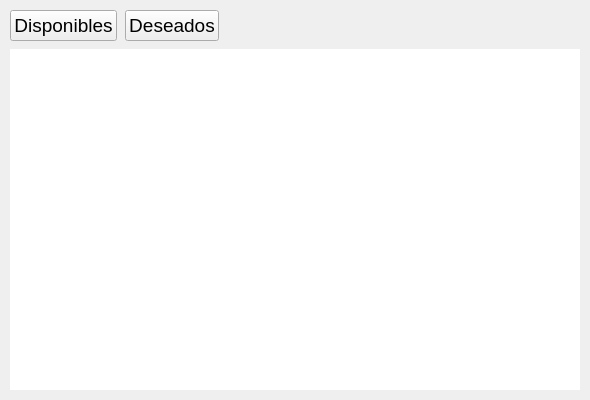
This is application-desktop/availableapplicationswidget.ui in Saul-Ortega/AeApplicationManager as Qt 5 draws it before an edit. The edited form follows.
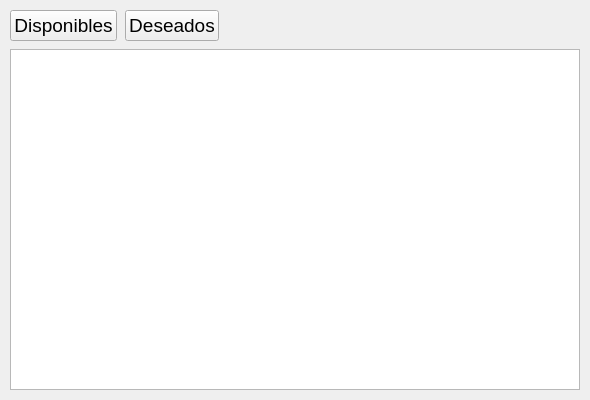
This is the edited form.

Diff of the .ui file:
```diff
--- a/application-desktop/availableapplicationswidget.ui
+++ b/application-desktop/availableapplicationswidget.ui
@@ -114,7 +114,7 @@
    <item>
     <widget class="QListView" name="listViewAvailable">
      <property name="styleSheet">
-      <string notr="true">background-color: #FFFFFF; border: none;</string>
+      <string notr="true"/>
      </property>
     </widget>
    </item>
```
